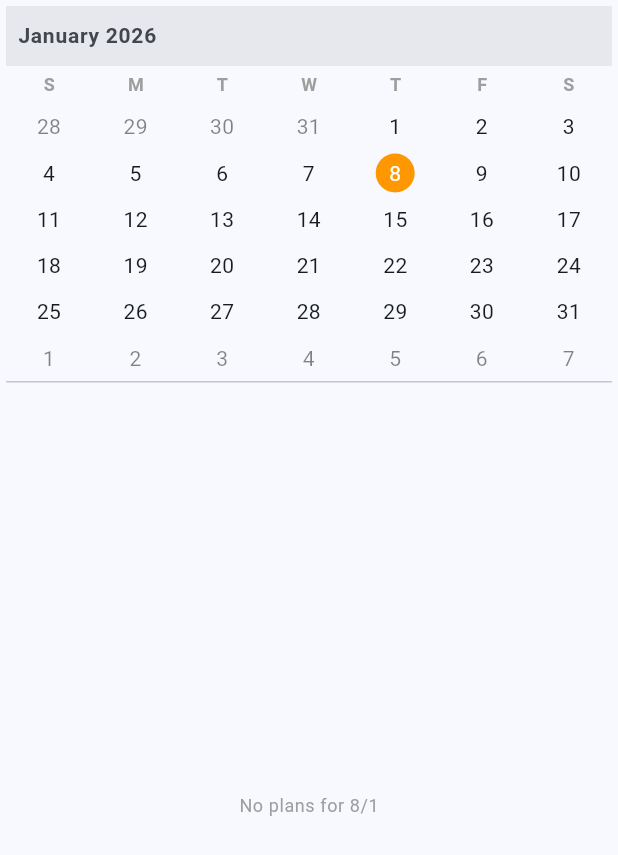
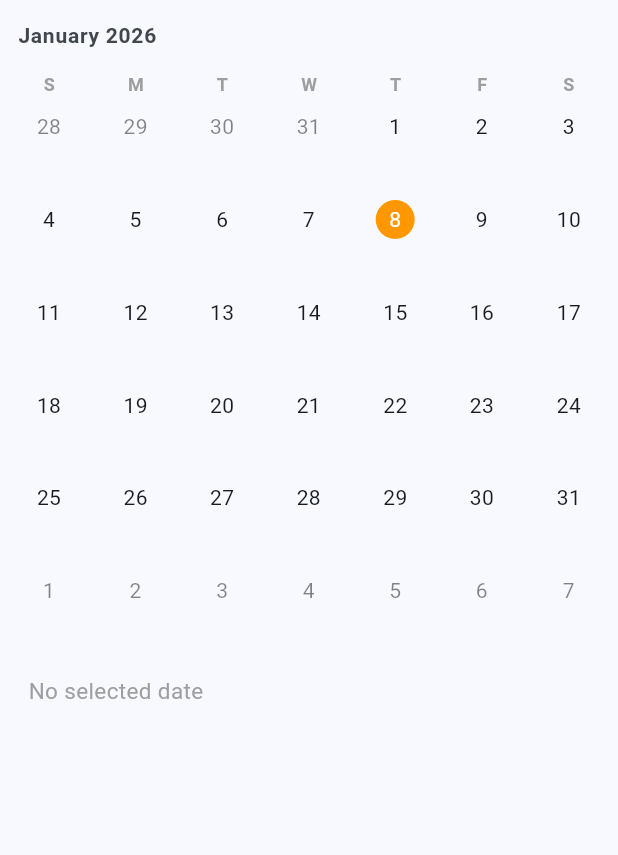
Before and after one commit to Edu-Fortes/flutter_family_planner, a Flutter app: the CalendarSummaryWidget widget shown alone on an empty page, opened directly, on a phone screen of 412 x 824 dp. Shown: the top 855 px of the screen. Run offline on Flutter 3.47's test engine with Material 3 defaults, Android fonts, the phone set to English and light mode, and no system bars; drawn by our look-alikes of syncfusion_flutter_calendar; our stand-ins replace flutter_colorpicker, flutter_dotenv, flutter_riverpod, go_router, google_fonts, supabase_flutter; missing offline and left inert: syncfusion_localizations; accounts and stored records are empty.

Commit message:
refact(calendar): refactor CalendarSummaryWidget to use ConsumerWidget and integrate member data for event coloring

```diff
--- a/lib/features/dashboard/presentation/widgets/calendar_summary_widget.dart
+++ b/lib/features/dashboard/presentation/widgets/calendar_summary_widget.dart
@@ -1,24 +1,19 @@
 import 'package:flutter/material.dart';
 import 'package:flutter_riverpod/flutter_riverpod.dart';
 import 'package:syncfusion_flutter_calendar/calendar.dart';
-// Import your actual repository file
+
+// Import BOTH Repositories
 import '../../../calendar/data/calendar_repository.dart';
+import '../../../members/data/member_repository.dart';
 
-class CalendarSummaryWidget extends ConsumerStatefulWidget {
+class CalendarSummaryWidget extends ConsumerWidget {
   const CalendarSummaryWidget({super.key});
 
   @override
-  ConsumerState<CalendarSummaryWidget> createState() =>
-      _CalendarSummaryWidgetState();
-}
-
-class _CalendarSummaryWidgetState extends ConsumerState<CalendarSummaryWidget> {
-  DateTime _selectedDate = DateTime.now();
-
-  @override
-  Widget build(BuildContext context) {
-    // 1. Use the correct provider name from your file
+  Widget build(BuildContext context, WidgetRef ref) {
+    // Watch BOTH streams
     final eventsAsync = ref.watch(eventsStreamProvider);
+    final membersAsync = ref.watch(membersStreamProvider);
 
     return Card(
       elevation: 0,
@@ -27,32 +22,21 @@ class _CalendarSummaryWidgetState extends ConsumerState<CalendarSummaryWidget> {
         loading: () => const Center(child: CircularProgressIndicator()),
         error: (_, _) => const Center(child: Text('Error loading events')),
         data: (events) {
-          // 2. Convert FamilyEvent to Syncfusion Source
-          final dataSource = _DashboardDataSource(events);
+          // ✅ FIX: Use .asData?.value instead of .valueOrNull
+          final members = membersAsync.asData?.value ?? [];
 
-          // 3. Filter events for the list below
-          final selectedEvents = events.where((e) {
-            return e.startTime.year == _selectedDate.year &&
-                e.startTime.month == _selectedDate.month &&
-                e.startTime.day == _selectedDate.day;
-          }).toList();
+          return SfCalendar(
+            view: CalendarView.month,
+            dataSource: _DashboardDataSource(events, members),
 
-          return Column(
-            children: [
-              // --- MINI CALENDAR (Top Half) ---
-              SizedBox(
-                height: 250,
-                child: SfCalendar(
-                  view: CalendarView.month,
-                  dataSource: dataSource,
+            // Visual Styles
             backgroundColor: Colors.transparent,
             cellBorderColor: Colors.transparent,
+
             headerHeight: 40,
             headerStyle: const CalendarHeaderStyle(
-                    textStyle: TextStyle(
-                      fontSize: 14,
-                      fontWeight: FontWeight.bold,
-                    ),
+              textStyle: TextStyle(fontSize: 14, fontWeight: FontWeight.bold),
+              backgroundColor: Colors.transparent,
             ),
             viewHeaderStyle: const ViewHeaderStyle(
               dayTextStyle: TextStyle(
@@ -61,12 +45,30 @@ class _CalendarSummaryWidgetState extends ConsumerState<CalendarSummaryWidget> {
                 color: Colors.grey,
               ),
             ),
-                  monthViewSettings: const MonthViewSettings(
-                    appointmentDisplayMode:
-                        MonthAppointmentDisplayMode.indicator,
-                    showAgenda: false,
-                    navigationDirection: MonthNavigationDirection.horizontal,
+
+            monthViewSettings: MonthViewSettings(
+              appointmentDisplayMode: MonthAppointmentDisplayMode.indicator,
+              showAgenda: true,
+              agendaViewHeight: 380,
+              agendaStyle: AgendaStyle(
+                backgroundColor: Colors.transparent,
+                appointmentTextStyle: const TextStyle(
+                  fontSize: 13,
+                  fontWeight: FontWeight.w600,
+                  color: Colors.white,
                 ),
+                dayTextStyle: TextStyle(
+                  color: Theme.of(context).colorScheme.primary,
+                  fontWeight: FontWeight.bold,
+                  fontSize: 14,
+                ),
+                dateTextStyle: const TextStyle(
+                  color: Colors.grey,
+                  fontSize: 12,
+                ),
+              ),
+            ),
+
             selectionDecoration: BoxDecoration(
               color: Colors.transparent,
               border: Border.all(
@@ -76,77 +78,6 @@ class _CalendarSummaryWidgetState extends ConsumerState<CalendarSummaryWidget> {
               shape: BoxShape.circle,
             ),
             todayHighlightColor: Colors.orange,
-
-                  onSelectionChanged: (CalendarSelectionDetails details) {
-                    if (details.date != null) {
-                      setState(() {
-                        _selectedDate = details.date!;
-                      });
-                    }
-                  },
-                ),
-              ),
-
-              const Divider(height: 1),
-
-              // --- EVENT LIST (Bottom Half) ---
-              Expanded(
-                child: selectedEvents.isEmpty
-                    ? Center(
-                        child: Text(
-                          'No plans for ${_selectedDate.day}/${_selectedDate.month}',
-                          style: Theme.of(
-                            context,
-                          ).textTheme.bodySmall?.copyWith(color: Colors.grey),
-                        ),
-                      )
-                    : ListView.builder(
-                        padding: const EdgeInsets.only(top: 8),
-                        itemCount: selectedEvents.length,
-                        itemBuilder: (context, index) {
-                          final event = selectedEvents[index];
-                          return Container(
-                            margin: const EdgeInsets.symmetric(
-                              vertical: 4,
-                              horizontal: 8,
-                            ),
-                            decoration: BoxDecoration(
-                              color: Theme.of(
-                                context,
-                              ).colorScheme.surfaceContainer,
-                              borderRadius: BorderRadius.circular(8),
-                              border: Border(
-                                left: BorderSide(
-                                  // Simple color logic
-                                  color: Colors.blue,
-                                  width: 4,
-                                ),
-                              ),
-                            ),
-                            child: ListTile(
-                              visualDensity: VisualDensity.compact,
-                              contentPadding: const EdgeInsets.symmetric(
-                                horizontal: 12,
-                                vertical: 0,
-                              ),
-                              title: Text(
-                                event.title,
-                                style: const TextStyle(
-                                  fontSize: 13,
-                                  fontWeight: FontWeight.w600,
-                                ),
-                              ),
-                              subtitle: Text(
-                                // Use 'startTime' from your FamilyEvent class
-                                "${event.startTime.hour}:${event.startTime.minute.toString().padLeft(2, '0')}",
-                                style: const TextStyle(fontSize: 11),
-                              ),
-                            ),
-                          );
-                        },
-                      ),
-              ),
-            ],
           );
         },
       ),
@@ -154,22 +85,21 @@ class _CalendarSummaryWidgetState extends ConsumerState<CalendarSummaryWidget> {
   }
 }
 
-// --- SYNCFUSION DATA SOURCE BRIDGE ---
+// --- DATA SOURCE BRIDGE ---
 class _DashboardDataSource extends CalendarDataSource {
-  // Use FamilyEvent here
-  _DashboardDataSource(List<FamilyEvent> source) {
+  final List<FamilyMember> members;
+
+  _DashboardDataSource(List<FamilyEvent> source, this.members) {
     appointments = source;
   }
 
   @override
   DateTime getStartTime(int index) {
-    // Map 'startTime' from FamilyEvent
     return (appointments![index] as FamilyEvent).startTime;
   }
 
   @override
   DateTime getEndTime(int index) {
-    // Map 'endTime' from FamilyEvent
     return (appointments![index] as FamilyEvent).endTime;
   }
 
@@ -179,7 +109,23 @@ class _DashboardDataSource extends CalendarDataSource {
   }
 
   @override
+  bool isAllDay(int index) {
+    return (appointments![index] as FamilyEvent).isAllDay;
+  }
+
+  @override
   Color getColor(int index) {
+    final event = appointments![index] as FamilyEvent;
+
+    if (event.assignedToMemberId == null) return Colors.blueGrey;
+
+    try {
+      final member = members.firstWhere(
+        (m) => m.id == event.assignedToMemberId,
+      );
+      return Color(member.colorValue);
+    } catch (e) {
       return Colors.blue;
     }
   }
+}
```
Lines whose indentation alone changed are shown as unchanged.
